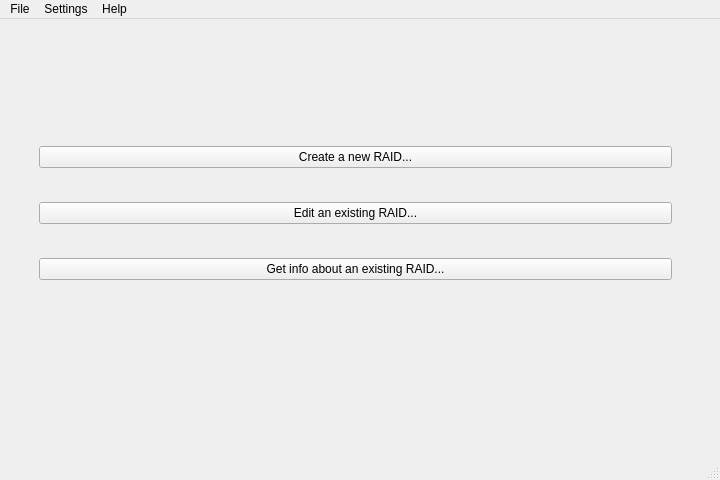
This is UI/main.ui in adrianlopezgalera/RAID-Manager as Qt 5 draws it before an edit. The edited form follows.
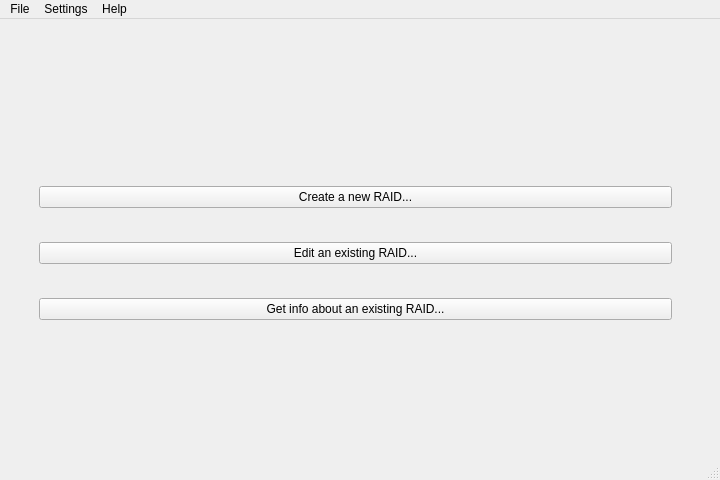
This is the edited form. Icons and pictures are not drawn.

The edit to the form file:
```diff
--- a/UI/main.ui
+++ b/UI/main.ui
@@ -10,12 +10,24 @@
     <height>480</height>
    </rect>
   </property>
+  <property name="sizePolicy">
+   <sizepolicy hsizetype="Fixed" vsizetype="Fixed">
+    <horstretch>0</horstretch>
+    <verstretch>0</verstretch>
+   </sizepolicy>
+  </property>
   <property name="minimumSize">
    <size>
     <width>720</width>
     <height>480</height>
    </size>
   </property>
+  <property name="maximumSize">
+   <size>
+    <width>720</width>
+    <height>480</height>
+   </size>
+  </property>
   <property name="font">
    <font>
     <kerning>false</kerning>
@@ -41,7 +53,7 @@
     <property name="geometry">
      <rect>
       <x>30</x>
-      <y>90</y>
+      <y>130</y>
       <width>651</width>
       <height>211</height>
      </rect>
```
Left out of the diff: 18 changed lines with no effect on the pictures.
